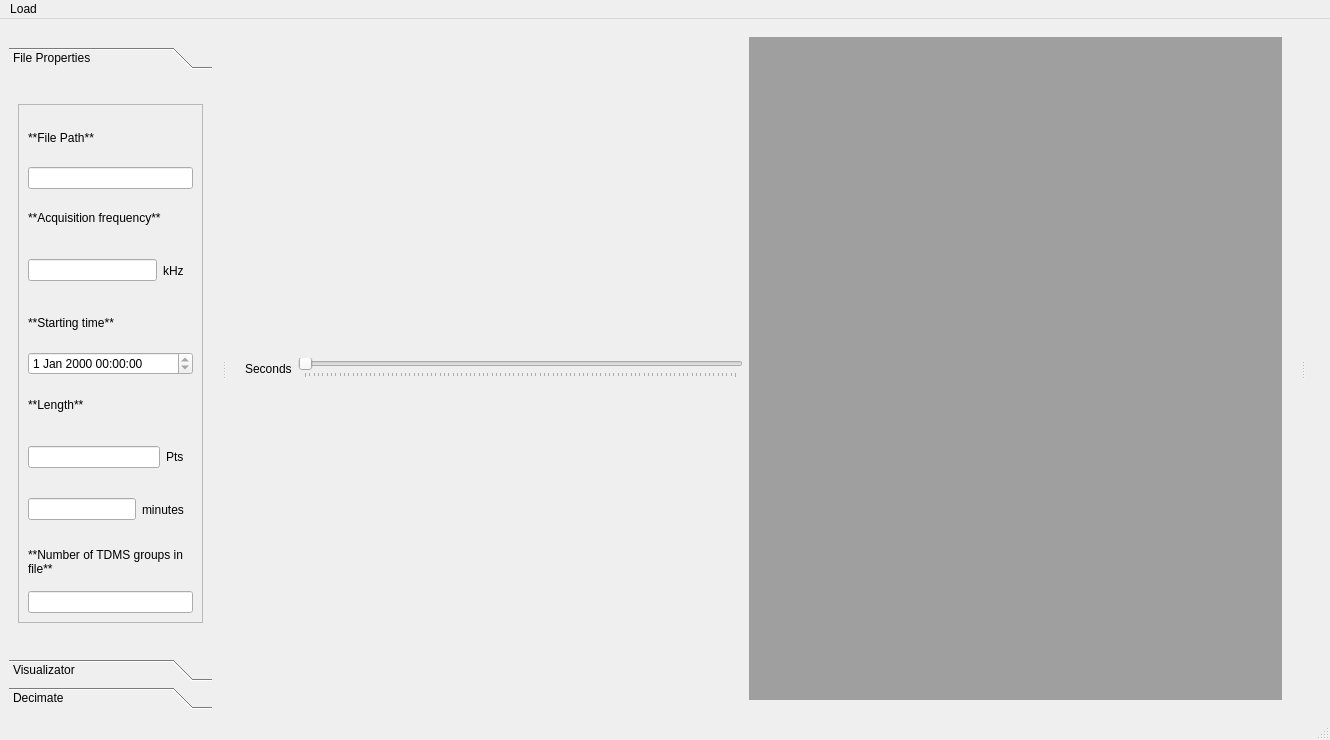
This is NITab.ui in Mriv31/pyqtrod as Qt 5 draws it before an edit. The edited form follows.
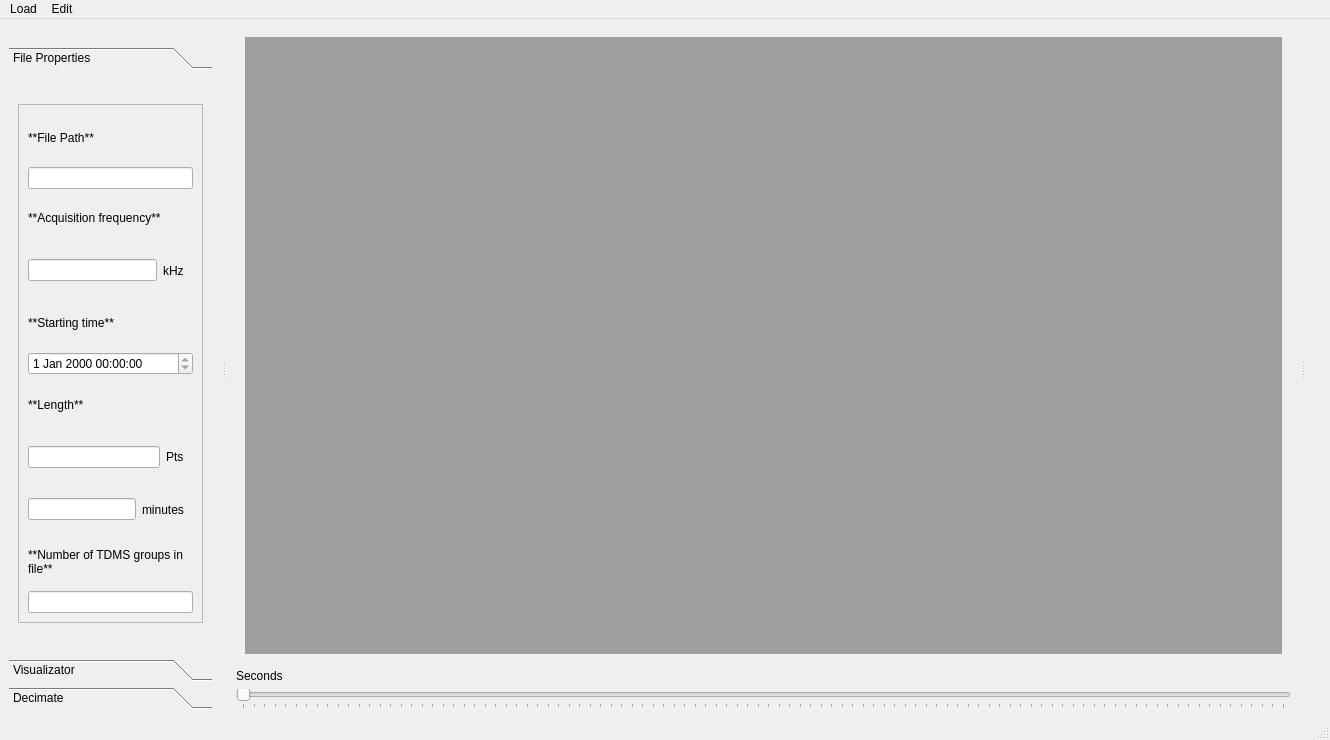
This is the edited form. Custom widgets are drawn as their Qt base class.

Diff of the .ui file:
```diff
--- a/NITab.ui
+++ b/NITab.ui
@@ -18,32 +18,6 @@
     <item>
      <widget class="QWidget" name="widget_10" native="true">
       <layout class="QHBoxLayout" name="horizontalLayout_6">
-       <item>
-        <widget class="QLabel" name="label_10">
-         <property name="text">
-          <string>Seconds</string>
-         </property>
-        </widget>
-       </item>
-       <item>
-        <widget class="QLabeledDoubleRangeSlider" name="DataSlider">
-         <property name="tracking">
-          <bool>true</bool>
-         </property>
-         <property name="orientation">
-          <enum>Qt::Horizontal</enum>
-         </property>
-         <property name="invertedAppearance">
-          <bool>false</bool>
-         </property>
-         <property name="invertedControls">
-          <bool>false</bool>
-         </property>
-         <property name="tickPosition">
-          <enum>QSlider::TicksBelow</enum>
-         </property>
-        </widget>
-       </item>
        <item>
         <widget class="QMdiArea" name="mdiArea">
          <property name="viewMode">
@@ -80,6 +54,32 @@
       </layout>
      </widget>
     </item>
+    <item>
+     <widget class="QLabel" name="label_10">
+      <property name="text">
+       <string>Seconds</string>
+      </property>
+     </widget>
+    </item>
+    <item>
+     <widget class="QLabeledDoubleRangeSlider" name="DataSlider">
+      <property name="tracking">
+       <bool>true</bool>
+      </property>
+      <property name="orientation">
+       <enum>Qt::Horizontal</enum>
+      </property>
+      <property name="invertedAppearance">
+       <bool>false</bool>
+      </property>
+      <property name="invertedControls">
+       <bool>false</bool>
+      </property>
+      <property name="tickPosition">
+       <enum>QSlider::TicksBelow</enum>
+      </property>
+     </widget>
+    </item>
    </layout>
   </widget>
   <widget class="QStatusBar" name="statusbar">
@@ -610,7 +610,15 @@
     </property>
     <addaction name="actionModule"/>
    </widget>
+   <widget class="QMenu" name="menuEdit">
+    <property name="title">
+     <string>Edit</string>
+    </property>
+    <addaction name="actionEdit_Matrix"/>
+    <addaction name="actionChoose_Matrix"/>
+   </widget>
    <addaction name="menuLoad"/>
+   <addaction name="menuEdit"/>
   </widget>
   <widget class="QDockWidget" name="dockanalysis">
    <property name="features">
```
Left out of the diff: 44 changed lines with no effect on the pictures.
